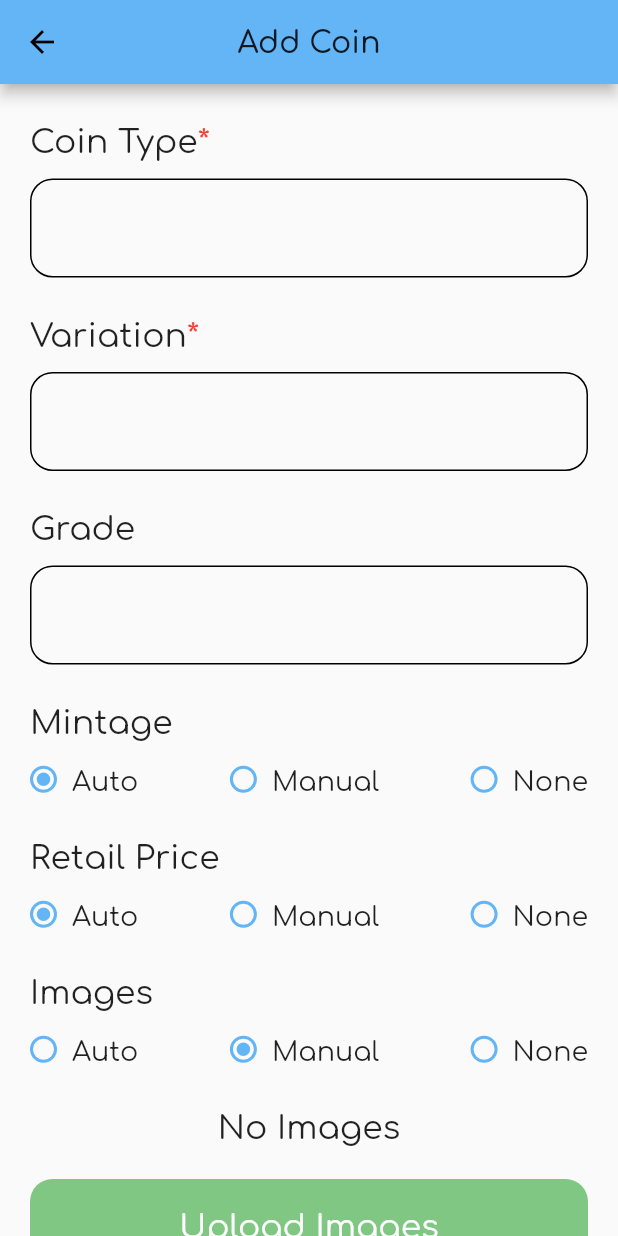
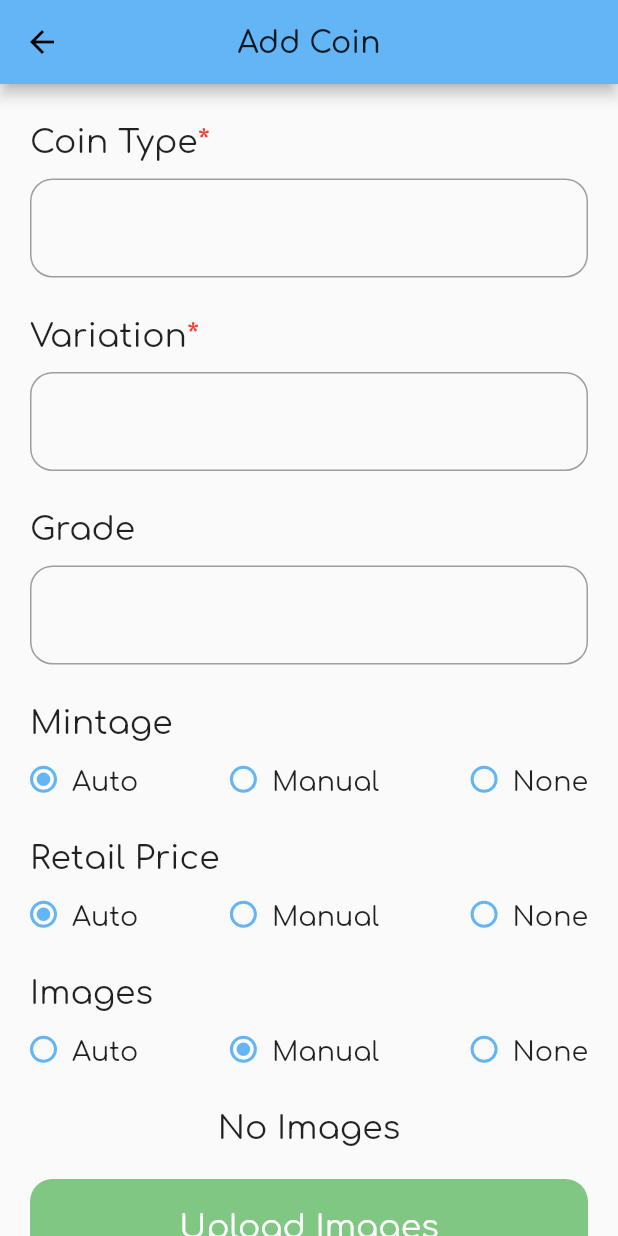
Before and after one commit to PScottZero/Numismatic, a Flutter app: the screen it shows after launch, item 2 of the bottom bar chosen, after a tap on the "add" icon, on a phone screen of 412 x 824 dp. Run offline on Flutter 3.47's test engine with Material 2 defaults, Android fonts, the phone set to English and light mode, and no system bars; drawn by our look-alikes of flutter_typeahead; our stand-ins replace carousel_slider, google_fonts, image_picker, permission_handler, shared_preferences, tuple; missing offline and left inert: downloads_path_provider_28, flutter_keyboard_visibility_web, image_picker_for_web, shared_preferences_web, web_scraper.

Commit message:
code cleanup

```diff
--- a/lib/constants/view_constants.dart
+++ b/lib/constants/view_constants.dart
@@ -6,7 +6,8 @@ class ViewConstants {
   // colors
   static final Color colorButton = Colors.green[300]!;
   static final Color colorCardTitle = Color(0x77000000);
-  static final Color colorInactive = Colors.grey[300]!;
+  static final Color colorInactiveLight = Colors.grey[300]!;
+  static final Color colorInactiveDark = Colors.grey[500]!;
   static final Color colorPrimary = Colors.blue[300]!;
   static final Color colorWarning = Colors.red[300]!;
 
@@ -27,7 +28,7 @@ class ViewConstants {
   static final cardTitleMargin = EdgeInsets.all(10);
   static const cardTitleMaxHeight = 100.0;
   static final cardTitlePadding = EdgeInsets.fromLTRB(10, 5, 10, 5);
-  static final decorationInput = InputDecoration(
+  static decorationInput(Brightness brightness) => InputDecoration(
         contentPadding: ViewConstants.paddingAllLarge(),
         focusedBorder: OutlineInputBorder(
           borderSide: BorderSide(
@@ -38,6 +39,9 @@ class ViewConstants {
         ),
         enabledBorder: OutlineInputBorder(
           borderSide: BorderSide(
+            color: brightness == Brightness.light
+                ? ViewConstants.colorInactiveDark
+                : ViewConstants.colorInactiveLight,
             width: ViewConstants.borderWidthUnfocused,
           ),
           borderRadius: ViewConstants.borderRadiusMedium,
@@ -52,6 +56,7 @@ class ViewConstants {
     ),
   ];
   static const gapLarge = 20.0;
+  static const gapMedium = 15.0;
   static const gapSmall = 10.0;
   static const gridColumnCount = 2;
   static const gridGap = 10.0;
--- a/lib/main.dart
+++ b/lib/main.dart
@@ -1,8 +1,8 @@
 import 'package:flutter/material.dart';
 import 'package:google_fonts/google_fonts.dart';
 import 'package:numismatic/constants/view_constants.dart';
+import 'package:numismatic/views/advanced_view.dart';
 import 'package:numismatic/views/coin_grid_view.dart';
-import 'package:numismatic/views/collection_info_view.dart';
 import 'package:provider/provider.dart';
 
 import 'model/coin_collection_model.dart';
@@ -54,7 +54,7 @@ class _NavigationState extends State<Navigation> {
   final _options = <Widget>[
     CoinGridView(),
     CoinGridView(isWantlist: true),
-    CollectionInfoView(),
+    AdvancedView(),
   ];
 
   void _onTap(int index) {
@@ -104,16 +104,24 @@ class _NavigationState extends State<Navigation> {
         currentIndex: _selectedIndex,
         items: [
           BottomNavigationBarItem(
-            icon: Icon(Icons.grid_view),
+            icon: Icon(_selectedIndex == 0
+                ? Icons.grid_view_rounded
+                : Icons.grid_view),
             label: 'Collection',
           ),
           BottomNavigationBarItem(
-            icon: Icon(Icons.favorite_border),
+            icon: Icon(
+              _selectedIndex == 1 ? Icons.favorite : Icons.favorite_border,
+            ),
             label: 'Wantlist',
           ),
           BottomNavigationBarItem(
-            icon: Icon(Icons.info_outline),
-            label: 'Info',
+            icon: Icon(
+              _selectedIndex == 2
+                  ? Icons.bug_report
+                  : Icons.bug_report_outlined,
+            ),
+            label: 'Advanced',
           ),
         ],
       ),
--- a/lib/model/coin_comparator.dart
+++ b/lib/model/coin_comparator.dart
@@ -15,29 +15,34 @@ class CoinComparator {
   }
 
   static int _compareTypes(Coin c1, Coin c2) => _compareNullableStrings(
-        c1.type.value,
-        c2.type.value,
-      );
+      c1.type.value, c2.type.value, _compareYears, c1, c2);
 
-  static int _compareYears(Coin c1, Coin c2) => _compareNullableStrings(
-        c1.year,
-        c2.year,
-      );
+  static int _compareYears(Coin c1, Coin c2) =>
+      _compareNullableStrings(c1.year, c2.year, _compareMintMarks, c1, c2);
+
+  static int _compareMintMarks(Coin c1, Coin c2) =>
+      _compareNullableStrings(c1.mintMark, c2.mintMark);
 
   static int _compareRetailPrices(Coin c1, Coin c2) => _compareNullableStrings(
-        c1.retailPrice,
-        c2.retailPrice,
-      );
+      c1.retailPrice, c2.retailPrice, _compareTypes, c1, c2);
 
-  static int _compareNullableStrings(String? s1, String? s2) {
+  static int _compareNullableStrings(
+    String? s1,
+    String? s2, [
+    int Function(Coin, Coin)? equalsFunc,
+    Coin? c1,
+    Coin? c2,
+  ]) {
     if (s1 == null && s2 == null) {
-      return 0;
+      return equalsFunc != null ? equalsFunc(c1!, c2!) : 0;
     } else if (s2 == null) {
       return 1;
     } else if (s1 == null) {
       return -1;
     } else {
-      return s1.compareTo(s2);
+      var compare = s1.compareTo(s2);
+      if (compare == 0 && equalsFunc != null) return equalsFunc(c1!, c2!);
+      return compare;
     }
   }
 }
--- a/lib/views/add_coin_view.dart
+++ b/lib/views/add_coin_view.dart
@@ -13,6 +13,7 @@ import 'package:numismatic/model/grades.dart';
 import 'package:numismatic/scraper/greysheet_scraper.dart';
 import 'package:numismatic/views/components/autocomplete_input.dart';
 import 'package:numismatic/views/components/coin_data_text_field.dart';
+import 'package:numismatic/views/components/loading_dialog.dart';
 import 'package:numismatic/views/components/multi_source_field.dart';
 import 'package:numismatic/views/components/rounded_button.dart';
 import 'package:provider/provider.dart';
@@ -23,7 +24,6 @@ class AddCoinView extends StatefulWidget {
   final Coin? coin;
   final bool addToWantlist;
   final bool edit;
-  final int coinIndex;
 
   Coin get coinParameter {
     if (coin != null && edit) {
@@ -32,12 +32,7 @@ class AddCoinView extends StatefulWidget {
     return Coin.empty(inCollection: !addToWantlist);
   }
 
-  AddCoinView({
-    required this.addToWantlist,
-    required this.edit,
-    this.coin,
-    this.coinIndex = -1,
-  });
+  AddCoinView({this.addToWantlist = false, this.edit = false, this.coin});
 
   @override
   _AddCoinViewState createState() => _AddCoinViewState(coinParameter);
@@ -46,8 +41,8 @@ class AddCoinView extends StatefulWidget {
 class _AddCoinViewState extends State<AddCoinView> {
   Coin _coin;
   List<String> get _variations =>
-      modelRef?.greysheetStaticData?[_coin.typeId]?.keys.toList() ?? [];
-  CoinCollectionModel? modelRef;
+      _model?.greysheetStaticData?[_coin.typeId]?.keys.toList() ?? [];
+  CoinCollectionModel? _model;
 
   _AddCoinViewState(this._coin);
 
@@ -86,9 +81,15 @@ class _AddCoinViewState extends State<AddCoinView> {
   addCoin() async {
     if (_coin.type.value != '') {
       if (_coin.variation.value != null) {
+        showDialog(
+          context: context,
+          builder: (context) {
+            return LoadingDialog();
+          },
+        );
         await handleDataSource(
           _coin.mintageSource,
-          () async => _coin.mintage = modelRef
+          () async => _coin.mintage = _model
                   ?.greysheetStaticData![
                       CoinType.coinTypeFromString(_coin.type.value ?? '')
                               ?.getGreysheetName() ??
@@ -107,23 +108,21 @@ class _AddCoinViewState extends State<AddCoinView> {
       }
       await handleDataSource(
         _coin.imagesSource,
-        () async {
-          _coin.images = await getImagesFromPCGS(
-            _coin.photogradeName,
-            _coin.photogradeGrade,
-          );
-        },
+        () async => _coin.images = await getImagesFromPCGS(
+          _coin.photogradeName,
+          _coin.photogradeGrade,
+        ),
       );
       if ((_coin.images?.length ?? -1) == 0) {
         _coin.images = null;
       }
-      if (widget.edit && widget.coinIndex >= 0) {
-        modelRef?.overwriteCoin(widget.coinIndex, _coin);
-        modelRef?.refresh();
+      if (widget.edit) {
+        _model?.overwriteCoin(widget.coin!, _coin);
       } else {
         _coin.dateAdded = DateTime.now();
-        modelRef?.addCoin(_coin);
+        _model?.addCoin(_coin);
       }
+      Navigator.of(context).pop();
       Navigator.of(context).pop();
     }
   }
@@ -141,7 +140,7 @@ class _AddCoinViewState extends State<AddCoinView> {
   Widget build(BuildContext context) {
     return Consumer<CoinCollectionModel>(
       builder: (context, model, child) {
-        modelRef = model;
+        _model = model;
         return Scaffold(
           appBar: AppBar(
             centerTitle: true,
--- a/lib/views/collection_info_view.dart
+++ b/lib/views/advanced_view.dart
@@ -2,32 +2,16 @@ import 'package:flutter/material.dart';
 import 'package:numismatic/constants/view_constants.dart';
 import 'package:numismatic/model/coin_collection_model.dart';
 import 'package:numismatic/views/components/confirm_cancel_dialog.dart';
-import 'package:numismatic/views/components/detail.dart';
 import 'package:numismatic/views/components/rounded_button.dart';
 import 'package:provider/provider.dart';
 
-class CollectionInfoView extends StatefulWidget {
+class AdvancedView extends StatefulWidget {
   @override
-  _CollectionInfoViewState createState() => _CollectionInfoViewState();
+  _AdvancedViewState createState() => _AdvancedViewState();
 }
 
-class _CollectionInfoViewState extends State<CollectionInfoView> {
+class _AdvancedViewState extends State<AdvancedView> {
   CoinCollectionModel? _modelRef;
-
-  String collectionValue(CoinCollectionModel model) {
-    if (model.collection.length > 0) {
-      var sum = model.collection
-          .map(
-            (e) => double.tryParse(
-              e.retailPrice?.replaceAll('\$', '').replaceAll(',', '') ?? '',
-            ),
-          )
-          .toList()
-          .reduce((sum, element) => (sum ?? 0) + (element ?? 0));
-      return '\$${(sum ?? 0.0).toStringAsFixed(2)}';
-    }
-    return '\$0.00';
-  }
 
   _showRestoreDialog() async {
     return showDialog(
@@ -65,32 +49,12 @@ class _CollectionInfoViewState extends State<CollectionInfoView> {
         return Container(
           padding: ViewConstants.paddingAllLarge(),
           child: Center(
-            child: ListView(
+            child: Column(
               children: [
-                Text(
-                  'Collection Info',
-                  textAlign: TextAlign.center,
-                  style: TextStyle(
-                    fontSize: ViewConstants.fontLarge,
-                    fontWeight: FontWeight.bold,
-                    height: ViewConstants.spacing1_5,
-                  ),
-                ),
-                Detail(
-                  name: 'Coins In Collection',
-                  value: model.collection.length.toString(),
-                ),
-                Detail(
-                  name: 'Coins In Wantlist',
-                  value: model.wantlist.length.toString(),
-                ),
-                Detail(
-                  name: 'Collection Value',
-                  value: collectionValue(model),
-                ),
                 RoundedButton(
                   label: 'Backup App Data',
                   onPressed: _backup,
+                  topMargin: false,
                 ),
                 RoundedButton(
                   label: 'Restore App Data',
--- a/lib/views/coin_grid_view.dart
+++ b/lib/views/coin_grid_view.dart
@@ -1,34 +1,50 @@
 import 'package:flutter/material.dart';
 import 'package:numismatic/constants/view_constants.dart';
+import 'package:numismatic/model/coin.dart';
 import 'package:numismatic/model/coin_collection_model.dart';
 import 'package:numismatic/views/add_coin_view.dart';
 import 'package:numismatic/views/components/coin_card.dart';
+import 'package:numismatic/views/components/count_and_value.dart';
 import 'package:provider/provider.dart';
 
-class CoinGridView extends StatelessWidget {
+class CoinGridView extends StatefulWidget {
   final bool isWantlist;
 
-  CoinGridView({this.isWantlist = false});
+  const CoinGridView({this.isWantlist = false});
+
+  @override
+  _CoinGridViewState createState() => _CoinGridViewState();
+}
+
+class _CoinGridViewState extends State<CoinGridView> {
+  CoinCollectionModel? _model;
+
+  String get title => widget.isWantlist ? 'Wantlist' : 'Collection';
+  List<Coin> get coins =>
+      widget.isWantlist ? _model?.wantlist ?? [] : _model?.collection ?? [];
 
   @override
   Widget build(BuildContext context) {
     return Consumer<CoinCollectionModel>(
       builder: (context, model, child) {
-        var coins = isWantlist ? model.wantlist : model.collection;
+        var coins = widget.isWantlist ? model.wantlist : model.collection;
+        _model = model;
         return Scaffold(
           body: coins.length > 0
               ? GridView.count(
                   crossAxisCount: ViewConstants.gridColumnCount,
-                  mainAxisSpacing: ViewConstants.gridGap,
-                  crossAxisSpacing: ViewConstants.gridGap,
-                  padding: ViewConstants.paddingAllSmall,
-                  children: coins.map((e) => CoinCard(e)).toList(),
+                  mainAxisSpacing: ViewConstants.gapLarge,
+                  crossAxisSpacing: ViewConstants.gapLarge,
+                  padding: ViewConstants.paddingAllLarge(),
+                  childAspectRatio: 1,
+                  children: <Widget>[CountAndValue(coins)] +
+                      coins.map((e) => CoinCard(e)).toList(),
                 )
               : Container(
                   padding: ViewConstants.paddingAllSmall,
                   child: Center(
                     child: Text(
-                      'Press + to add a coin to your ${isWantlist ? 'wantlist' : 'collection'}',
+                      'Press + to add a coin to your ${widget.isWantlist ? 'wantlist' : 'collection'}',
                       textAlign: TextAlign.center,
                     ),
                   ),
@@ -39,7 +55,7 @@ class CoinGridView extends StatelessWidget {
                 context,
                 MaterialPageRoute(
                   builder: (context) => AddCoinView(
-                    addToWantlist: isWantlist,
+                    addToWantlist: widget.isWantlist,
                     edit: false,
                   ),
                 ),
--- a/lib/views/components/autocomplete_input.dart
+++ b/lib/views/components/autocomplete_input.dart
@@ -54,9 +54,12 @@ class AutocompleteInput extends StatelessWidget {
             }
             return [pattern];
           },
+          suggestionsBoxDecoration: SuggestionsBoxDecoration(
+            borderRadius: ViewConstants.borderRadiusMedium,
+          ),
           itemBuilder: (context, suggestion) {
             return Padding(
-              padding: ViewConstants.paddingAllSmall,
+              padding: ViewConstants.paddingAllMedium,
               child: Text(suggestion.toString()),
             );
           },
@@ -77,7 +80,9 @@ class AutocompleteInput extends StatelessWidget {
             style: TextStyle(
               fontSize: ViewConstants.fontMedium,
             ),
-            decoration: ViewConstants.decorationInput,
+            decoration: ViewConstants.decorationInput(
+              MediaQuery.of(context).platformBrightness,
+            ),
           ),
         ),
         SizedBox(height: ViewConstants.gapLarge),
--- a/lib/views/components/coin_card.dart
+++ b/lib/views/components/coin_card.dart
@@ -21,14 +21,13 @@ class CoinCard extends StatelessWidget {
           Navigator.push(
             context,
             MaterialPageRoute(
-              builder: (context) => CoinDetailsView(
-                model.allCoins.indexOf(coin),
-              ),
+              builder: (context) => CoinDetailsView(coin),
             ),
           ),
         },
         child: Card(
           elevation: 5,
+          margin: EdgeInsets.zero,
           shape: RoundedRectangleBorder(
             borderRadius: ViewConstants.borderRadiusLarge,
           ),
--- a/lib/views/components/coin_data_text_field.dart
+++ b/lib/views/components/coin_data_text_field.dart
@@ -42,7 +42,9 @@ class _CoinDataTextFieldState extends State<CoinDataTextField> {
           controller: _controller,
           onChanged: widget.onChanged,
           style: TextStyle(fontSize: ViewConstants.fontMedium),
-          decoration: ViewConstants.decorationInput,
+          decoration: ViewConstants.decorationInput(
+            MediaQuery.of(context).platformBrightness,
+          ),
         ),
         SizedBox(height: ViewConstants.gapLarge),
       ],
--- a/lib/views/components/rounded_button.dart
+++ b/lib/views/components/rounded_button.dart
@@ -7,13 +7,19 @@ class RoundedButton extends StatelessWidget {
   final String label;
   final VoidCallback onPressed;
   final Color? color;
+  final bool topMargin;
 
-  RoundedButton({required this.label, required this.onPressed, this.color});
+  RoundedButton({
+    required this.label,
+    required this.onPressed,
+    this.color,
+    this.topMargin = true,
+  });
 
   @override
   Widget build(BuildContext context) {
     return Container(
-      margin: EdgeInsets.only(top: ViewConstants.gapLarge),
+      margin: EdgeInsets.only(top: topMargin ? ViewConstants.gapLarge : 0),
       width: double.infinity,
       child: ElevatedButton(
         style: ButtonStyle(
```
Also changed, not shown: lib/model/coin.dart (+20 -0 lines), lib/model/coin_collection_model.dart (+6 -12 lines), lib/views/coin_details_view.dart (+25 -33 lines), lib/views/components/coin_image_carousel.dart (deleted, +0 -83 lines), lib/views/components/count_and_value.dart (added, +51 -0 lines), lib/views/components/detail.dart (+7 -1 lines), lib/views/components/image_carousel.dart (added, +31 -0 lines), lib/views/components/loading_dialog.dart (added, +35 -0 lines), 2 other files. Lines whose indentation alone changed are shown as unchanged.
